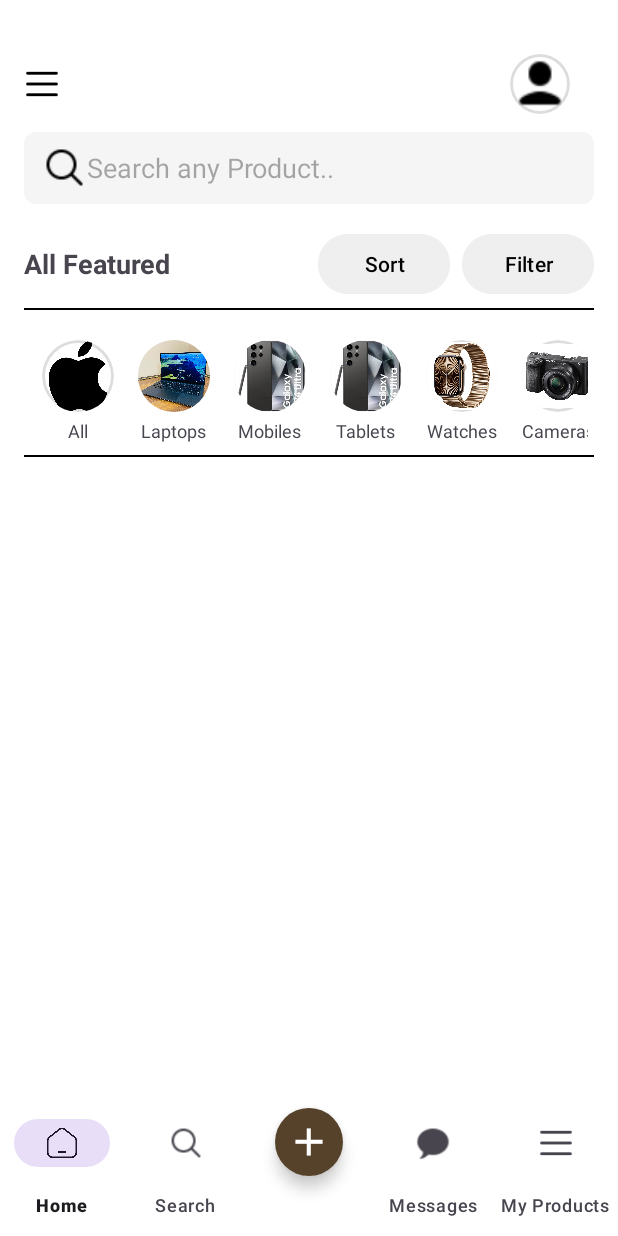
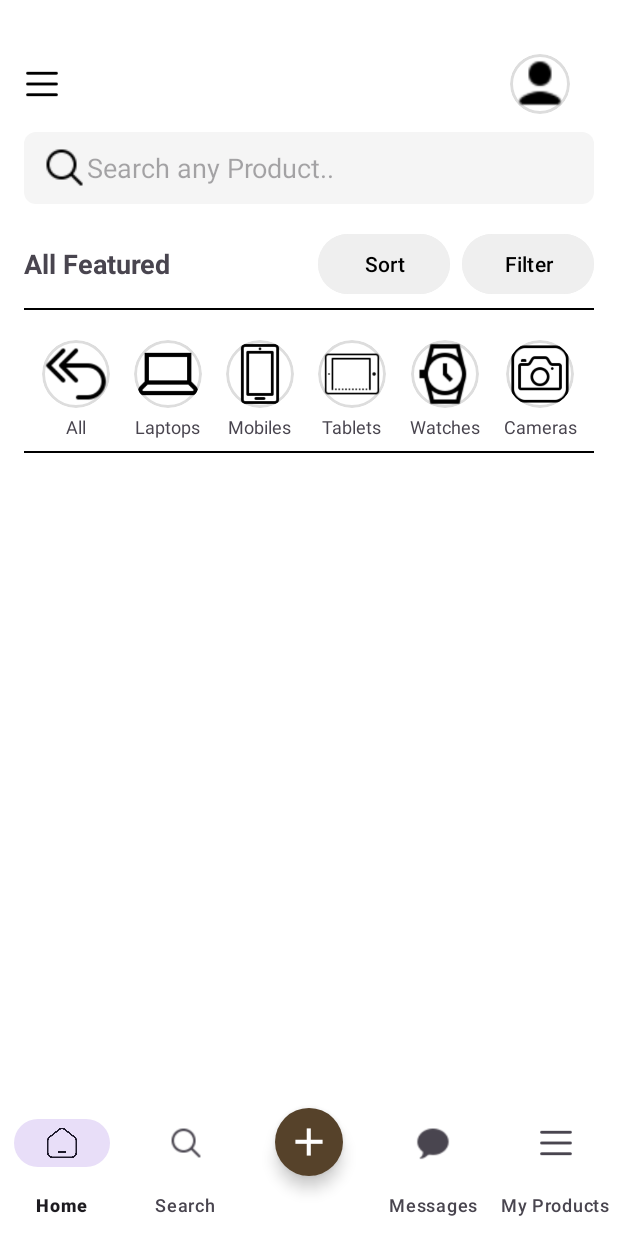
Before and after one commit to Hammad-Amer/Marketplace, an Android app: the Homescreen screen opened directly, with no data from a screen before it, after a tap on "All", on a phone screen of 412 x 824 dp. Run offline under Robolectric (Android 15) with nearby library versions, the phone set to English and light mode, and no system bars; our stand-ins replace Volley; network calls fail.

Commit message:
Multiple UI improvements

```diff
--- a/app/src/main/java/com/shayaankhalid/marketplace/HomeScreen.kt
+++ b/app/src/main/java/com/shayaankhalid/marketplace/HomeScreen.kt
@@ -86,6 +86,10 @@ class Homescreen : AppCompatActivity() {
 
         swipeRefreshLayout.setOnRefreshListener {
             loadOtherProducts()
+            setupCategoryList()
+            setupProfileImage()
+            setupSearchBar()
+            setupBottomNavigation()
 
             swipeRefreshLayout.postDelayed(
                 {
@@ -97,18 +101,18 @@ class Homescreen : AppCompatActivity() {
 
     private fun setupCategoryList() {
         val categories = listOf(
-            Category(R.drawable.apple_logo, "All"),
-            Category(R.drawable.dell_xps, "Laptops"),
-            Category(R.drawable.s24_ultra, "Mobiles"),
-            Category(R.drawable.s24_ultra, "Tablets"),
-            Category(R.drawable.apple_watch, "Watches"),
-            Category(R.drawable.sony_camera, "Cameras"),
-            Category(R.drawable.s24_ultra, "Headphones"),
-            Category(R.drawable.s24_ultra, "Accessories"),
-            Category(R.drawable.s24_ultra, "Gaming Consoles"),
-            Category(R.drawable.s24_ultra, "Printers"),
-            Category(R.drawable.s24_ultra, "Peripherals"),
-            Category(R.drawable.s24_ultra, "Others")
+            Category(R.drawable.all, "All"),
+            Category(R.drawable.laptop, "Laptops"),
+            Category(R.drawable.mobile, "Mobiles"),
+            Category(R.drawable.tablets, "Tablets"),
+            Category(R.drawable.watch, "Watches"),
+            Category(R.drawable.camera, "Cameras"),
+            Category(R.drawable.headphones, "Headphones"),
+            Category(R.drawable.accessories, "Accessories"),
+            Category(R.drawable.gaming, "Gaming Consoles"),
+            Category(R.drawable.printer, "Printers"),
+            Category(R.drawable.peripherals, "Peripherals"),
+            Category(R.drawable.others, "Others")
         )
 
         val categoryRecyclerView = findViewById<RecyclerView>(R.id.categoryRecyclerView)
@@ -116,12 +120,11 @@ class Homescreen : AppCompatActivity() {
 
         categoryAdapter = CategoryAdapter(categories) { category ->
             val filteredProducts = if (category.name == "All") {
-                productList // No filtering, show all
+                productList
             } else {
                 productList.filter { it.category.equals(category.name, ignoreCase = true) }
             }
 
-            // Update the product adapter with the filtered list
             productAdapter = ProductAdapter(filteredProducts) { product ->
                 val intent = Intent(this, ViewProduct::class.java).apply {
                     putExtra("title", product.title)
@@ -135,7 +138,6 @@ class Homescreen : AppCompatActivity() {
             }
 
             productRecyclerView.adapter = productAdapter
-            Toast.makeText(this, "Filtered by: ${category.name}", Toast.LENGTH_SHORT).show()
 
             currentFilteredProducts = filteredProducts
         }
--- a/app/src/main/res/layout/item_category.xml
+++ b/app/src/main/res/layout/item_category.xml
@@ -8,8 +8,8 @@
 
     <ImageView
         android:id="@+id/categoryIcon"
-        android:layout_width="48dp"
-        android:layout_height="48dp"
+        android:layout_width="45dp"
+        android:layout_height="45dp"
         android:src="@drawable/empty_user"
         android:background="@drawable/circle_border"
         android:scaleType="fitCenter"
```
Also changed, not shown: app/src/main/res/drawable/accessories.png (added), app/src/main/res/drawable/all.png (added), app/src/main/res/drawable/camera.png (added), app/src/main/res/drawable/gaming.png (added), app/src/main/res/drawable/headphones.png (added), app/src/main/res/drawable/laptop.png (added), app/src/main/res/drawable/mobile.png (added), app/src/main/res/drawable/others.png (added), app/src/main/res/drawable/peripherals.png (added), app/src/main/res/drawable/printer.png (added), app/src/main/res/drawable/tablets.png (added), app/src/main/res/drawable/watch.png (added).
